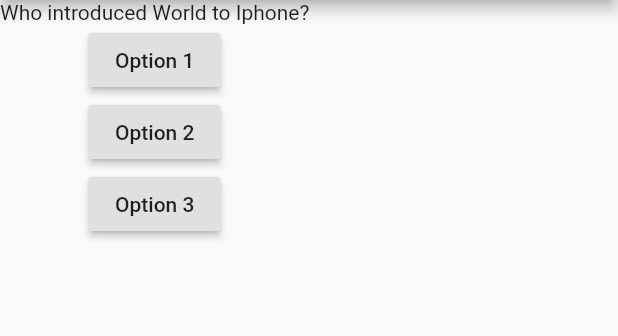
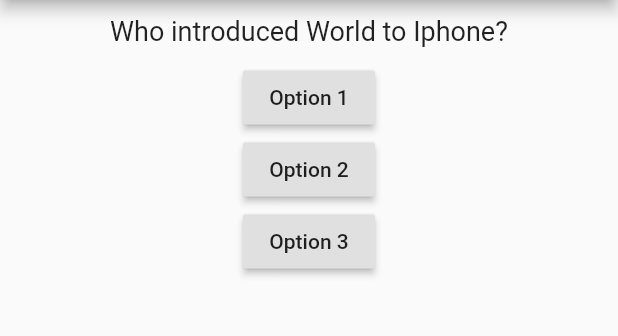
Before and after one commit to falcolf/Quiz_App, a Flutter app: the screen it shows after launch, on a phone screen of 412 x 824 dp, the part 84-420 px from its top. Run offline on Flutter 3.47's test engine with Material 2 defaults, Android fonts, the phone set to English and light mode, and no system bars; Roboto replaces fonts that are missing (Comic-Sans).

Commit message:
Added styling

```diff
--- a/lib/main.dart
+++ b/lib/main.dart
@@ -1,4 +1,6 @@
 import 'package:flutter/material.dart';
+
+import './question.dart';
 
 void main() => runApp(MyApp());
 
@@ -6,17 +8,16 @@ class MyApp extends StatefulWidget {
 
   @override
   State<StatefulWidget> createState() {
-    return MyAppState() ;
+    return _MyAppState() ;
   }
 }
 
-class MyAppState extends State<MyApp> {
-  var questionIdx = 0;
-
-  var questions = [
+class _MyAppState extends State<MyApp> {
+  var _questionIdx = 0;
+  var _questions = [
                 'Who introduced World to Iphone?',
                 'Where did Steve Jobs visit before building an empire \'Apple\'?',
-                'Who was the one do discover Gravity?'
+                'Who was the one to discover Gravity?'
               ];
 
   @override
@@ -28,18 +29,18 @@ class MyAppState extends State<MyApp> {
           ),
           body: Column(
             children:[
-              Text(this.questions[this.questionIdx]),
+              Question(this._questions[this._questionIdx]),
               RaisedButton(
                 child: Text('Option 1'),
-                onPressed: () {print('option 1'); setState((){this.questionIdx+=1;}); },
+                onPressed: () {print('option 1'); setState((){this._questionIdx+=1;}); },
               ),
               RaisedButton(
                   child: Text('Option 2'),
-                  onPressed: () {print('option 2');setState((){this.questionIdx+=1;});},
+                  onPressed: () {print('option 2');setState((){this._questionIdx+=1;});},
               ),
               RaisedButton(
                   child: Text('Option 3'),
-                  onPressed: () {print('option 3'); setState((){this.questionIdx+=1;});},
+                  onPressed: () {print('option 3'); setState((){this._questionIdx+=1;});},
               ),
             ]
           ),
--- /dev/null
+++ b/lib/question.dart
@@ -0,0 +1,21 @@
+import 'package:flutter/material.dart';
+
+class Question extends StatelessWidget {
+  final String qtext;
+  Question(this.qtext);
+  @override
+  Widget build(BuildContext context) {
+    return Container(
+      width: double.infinity,
+      margin: EdgeInsets.all(10),
+      child: Text(
+        qtext,
+        style: TextStyle(
+          fontFamily: 'Comic-Sans',
+          fontSize: 18,
+        ),
+        textAlign: TextAlign.center,
+      ),
+    );
+  }
+}
```
